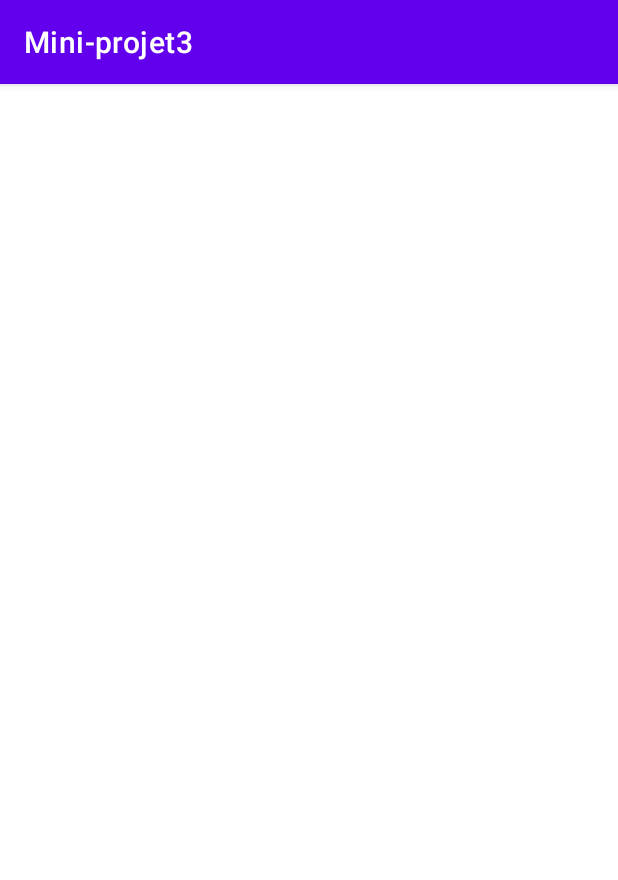
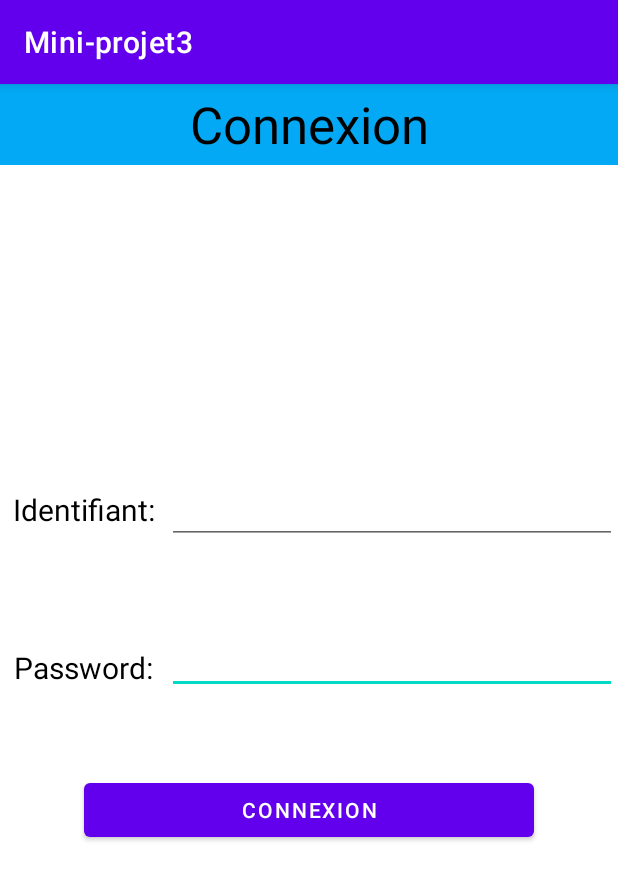
Before and after one commit to malick1234/Miniprojet3, an Android app: the screen it shows after launch (MainActivity), on a phone screen of 412 x 824 dp. Shown: the top 880 px of the screen. Run offline under Robolectric (Android 15) with nearby library versions, the phone set to English and light mode, and no system bars.

Commit message:
création fragment(partielle)

```diff
--- /dev/null
+++ b/app/src/main/java/ca/qc/cgodin/mini_projet3/ConnexionFragment.kt
@@ -0,0 +1,33 @@
+package ca.qc.cgodin.mini_projet3
+
+import android.os.Bundle
+import androidx.fragment.app.Fragment
+import android.view.LayoutInflater
+import android.view.View
+import android.view.ViewGroup
+import androidx.navigation.fragment.findNavController
+import ca.qc.cgodin.mini_projet3.databinding.FragmentConnexionBinding
+
+
+class ConnexionFragment : Fragment() {
+private lateinit var binding: FragmentConnexionBinding;
+
+    override fun onCreate(savedInstanceState: Bundle?) {
+        super.onCreate(savedInstanceState)
+
+    }
+
+    override fun onCreateView(
+        inflater: LayoutInflater, container: ViewGroup?,
+        savedInstanceState: Bundle?
+    ): View? {
+        binding = FragmentConnexionBinding.inflate(layoutInflater);
+
+        binding.btnConnexion.setOnClickListener{
+            findNavController().navigate(ConnexionFragmentDirections.actionConnexionFragmentToListFragment())
+        }
+        // Inflate the layout for this fragment
+        return binding.root
+    }
+
+}
--- a/app/src/main/res/layout/activity_main.xml
+++ b/app/src/main/res/layout/activity_main.xml
@@ -6,4 +6,15 @@
     android:layout_height="match_parent"
     tools:context=".MainActivity">
 
+    <androidx.fragment.app.FragmentContainerView
+        android:id="@+id/fragmentContainerView"
+        android:name="androidx.navigation.fragment.NavHostFragment"
+        android:layout_width="0dp"
+        android:layout_height="0dp"
+        app:defaultNavHost="true"
+        app:layout_constraintBottom_toBottomOf="parent"
+        app:layout_constraintEnd_toEndOf="parent"
+        app:layout_constraintStart_toStartOf="parent"
+        app:layout_constraintTop_toTopOf="parent"
+        app:navGraph="@navigation/nav_graph" />
 </androidx.constraintlayout.widget.ConstraintLayout>
--- /dev/null
+++ b/app/src/main/res/layout/fragment_connexion.xml
@@ -0,0 +1,77 @@
+<?xml version="1.0" encoding="utf-8"?>
+<FrameLayout xmlns:android="http://schemas.android.com/apk/res/android"
+    xmlns:app="http://schemas.android.com/apk/res-auto"
+    xmlns:tools="http://schemas.android.com/tools"
+    android:layout_width="match_parent"
+    android:layout_height="match_parent"
+    tools:context=".ConnexionFragment">
+
+    <TextView
+        android:id="@+id/textView"
+        android:layout_width="match_parent"
+        android:layout_height="54dp"
+        android:background="#03A9F4"
+        android:gravity="center"
+        android:text="@string/txtConnexion"
+        android:textAlignment="center"
+        android:textColor="@color/black"
+        android:textSize="34sp" />
+
+    <EditText
+        android:id="@+id/txtPassword"
+        android:layout_width="300dp"
+        android:layout_height="wrap_content"
+        android:layout_gravity="center"
+        android:layout_marginStart="55dp"
+        android:ems="10"
+        android:gravity="center"
+        android:inputType="textPassword" />
+
+    <EditText
+        android:id="@+id/txtIdentifiant"
+        android:layout_width="300dp"
+        android:layout_height="wrap_content"
+        android:layout_gravity="center"
+        android:layout_marginStart="55dp"
+        android:layout_marginBottom="100dp"
+        android:ems="10"
+        android:inputType="text" />
+
+    <TextView
+        android:id="@+id/textView3"
+        android:layout_width="wrap_content"
+        android:layout_height="wrap_content"
+        android:layout_gravity="center"
+        android:layout_marginEnd="150dp"
+        android:layout_marginBottom="100dp"
+        android:text="@string/txtIdentifiant"
+        android:textColor="@color/black"
+        android:textSize="20sp" />
+
+    <TextView
+        android:id="@+id/textView4"
+        android:layout_width="wrap_content"
+        android:layout_height="wrap_content"
+        android:layout_gravity="center"
+        android:layout_marginTop="5dp"
+        android:layout_marginEnd="150dp"
+        android:text="@string/txtMotDePasse"
+        android:textColor="@color/black"
+        android:textSize="20sp" />
+
+    <Button
+        android:id="@+id/btnConnexion"
+        android:layout_width="300dp"
+        android:layout_height="wrap_content"
+        android:layout_gravity="center"
+        android:layout_marginTop="100dp"
+        android:text="@string/btnConnexion" />
+
+    <ImageView
+        android:id="@+id/imageView"
+        android:layout_width="306dp"
+        android:layout_height="117dp"
+        android:layout_gravity="center|top"
+        android:layout_marginTop="90dp"
+        tools:src="@drawable/home" />
+</FrameLayout>
--- /dev/null
+++ b/app/src/main/res/navigation/nav_graph.xml
@@ -0,0 +1,50 @@
+<?xml version="1.0" encoding="utf-8"?>
+<navigation xmlns:android="http://schemas.android.com/apk/res/android"
+    xmlns:app="http://schemas.android.com/apk/res-auto"
+    xmlns:tools="http://schemas.android.com/tools"
+    android:id="@+id/nav_graph"
+    app:startDestination="@id/connexionFragment">
+
+    <fragment
+        android:id="@+id/connexionFragment"
+        android:name="ca.qc.cgodin.mini_projet3.ConnexionFragment"
+        android:label="fragment_connexion"
+        tools:layout="@layout/fragment_connexion" >
+        <action
+            android:id="@+id/action_connexionFragment_to_listFragment"
+            app:destination="@id/listFragment" />
+    </fragment>
+    <fragment
+        android:id="@+id/listFragment"
+        android:name="ca.qc.cgodin.mini_projet3.ListFragment"
+        android:label="fragment_list"
+        tools:layout="@layout/fragment_list" >
+        <action
+            android:id="@+id/action_listFragment_to_connexionFragment2"
+            app:destination="@id/connexionFragment" />
+        <action
+            android:id="@+id/action_listFragment_to_updateFragment"
+            app:destination="@id/updateFragment" />
+        <action
+            android:id="@+id/action_listFragment_to_addFragment"
+            app:destination="@id/addFragment" />
+    </fragment>
+    <fragment
+        android:id="@+id/addFragment"
+        android:name="ca.qc.cgodin.mini_projet3.AddFragment"
+        android:label="fragment_add"
+        tools:layout="@layout/fragment_add" >
+        <action
+            android:id="@+id/action_addFragment_to_listFragment"
+            app:destination="@id/listFragment" />
+    </fragment>
+    <fragment
+        android:id="@+id/updateFragment"
+        android:name="ca.qc.cgodin.mini_projet3.UpdateFragment"
+        android:label="fragment_update"
+        tools:layout="@layout/fragment_update" >
+        <action
+            android:id="@+id/action_updateFragment_to_listFragment"
+            app:destination="@id/listFragment" />
+    </fragment>
+</navigation>
--- a/app/src/main/res/values/strings.xml
+++ b/app/src/main/res/values/strings.xml
@@ -1,3 +1,9 @@
 <resources>
     <string name="app_name">Mini-projet3</string>
+    <!-- TODO: Remove or change this placeholder text -->
+    <string name="hello_blank_fragment">Hello blank fragment</string>
+    <string name="txtConnexion">Connexion</string>
+    <string name="txtIdentifiant">Identifiant:</string>
+    <string name="txtMotDePasse">Password:</string>
+    <string name="btnConnexion">Connexion</string>
 </resources>
```
Also changed, not shown: app/build.gradle (+17 -0 lines), app/src/main/java/ca/qc/cgodin/mini_projet3/AddFragment.kt (added, +59 -0 lines), app/src/main/java/ca/qc/cgodin/mini_projet3/ListFragment.kt (added, +26 -0 lines), app/src/main/java/ca/qc/cgodin/mini_projet3/UpdateFragment.kt (added, +59 -0 lines), app/src/main/java/ca/qc/cgodin/mini_projet3/data/Student.kt (added, +13 -0 lines), app/src/main/java/ca/qc/cgodin/mini_projet3/data/StudentDao.kt (added, +25 -0 lines), app/src/main/java/ca/qc/cgodin/mini_projet3/data/StudentDatabase.kt (added, +27 -0 lines), app/src/main/java/ca/qc/cgodin/mini_projet3/repository/StudentRepository.kt (added, +18 -0 lines), app/src/main/res/layout/fragment_add.xml (added, +14 -0 lines), app/src/main/res/layout/fragment_list.xml (added, +15 -0 lines), app/src/main/res/layout/fragment_update.xml (added, +14 -0 lines), app/src/main/res/drawable/home.jpg (added).
